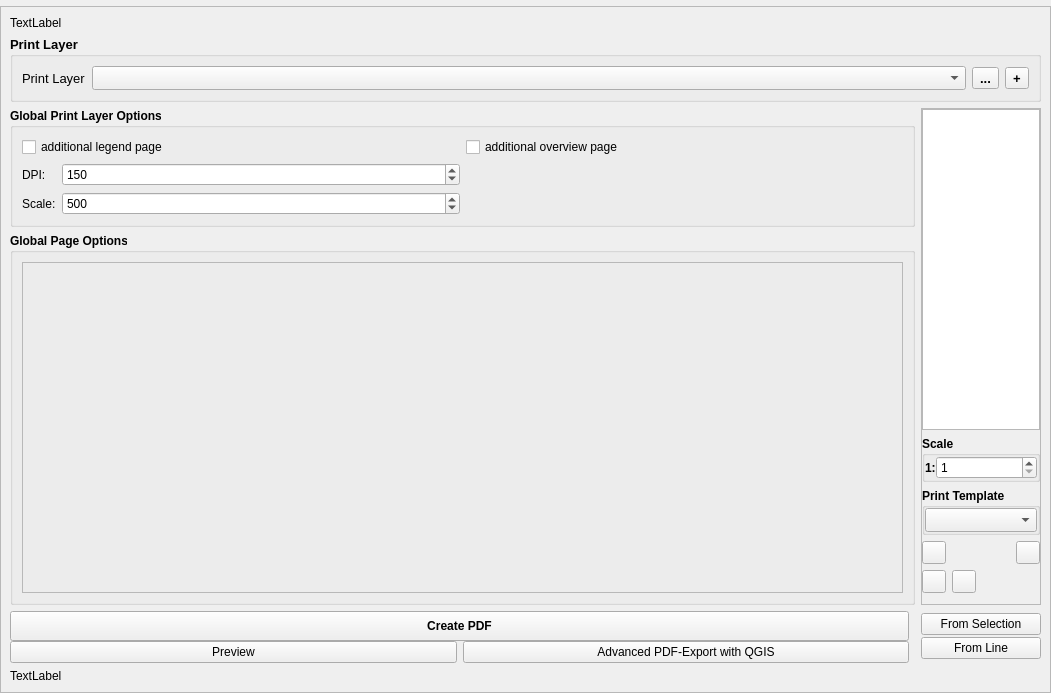
Old version of the form modules/plot/plot_menu.ui in the repository telekom/qgis_plugin_plot.
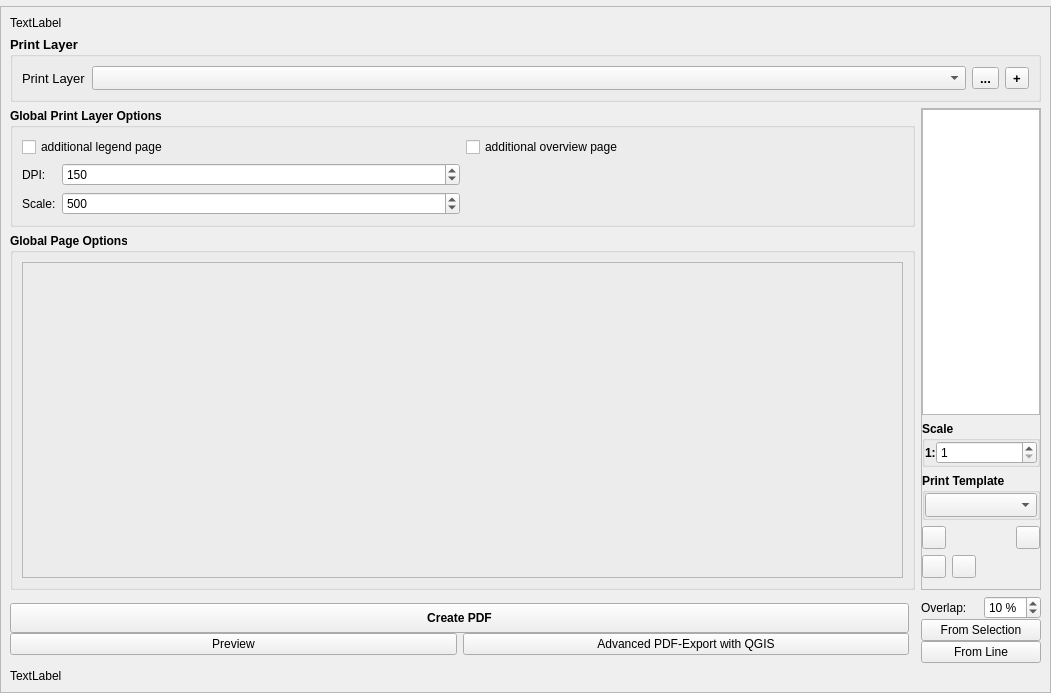
New version of the form.

Commit message: added overlapping spinbox

Diff of the .ui file:
```diff
--- a/modules/plot/plot_menu.ui
+++ b/modules/plot/plot_menu.ui
@@ -130,7 +130,7 @@
                  <property name="spacing">
                   <number>0</number>
                  </property>
-                 <item row="1" column="0">
+                 <item row="2" column="0" colspan="2">
                   <widget class="QPushButton" name="But_CreateOverview">
                    <property name="toolTip">
                     <string>&lt;html&gt;&lt;head/&gt;&lt;body&gt;&lt;p&gt;Calculates new pages from QGIS canvas selection from selection on differenct vector layers.&lt;/p&gt;&lt;p&gt;Calculation is done from lowest x-coordinate to highes x-coordinate. Y-coordinate will be ignored.&lt;/p&gt;&lt;/body&gt;&lt;/html&gt;</string>
@@ -143,7 +143,7 @@
                    </property>
                   </widget>
                  </item>
-                 <item row="2" column="0">
+                 <item row="3" column="0" colspan="2">
                   <widget class="QPushButton" name="But_CreateFromLine">
                    <property name="toolTip">
                     <string>&lt;html&gt;&lt;head/&gt;&lt;body&gt;&lt;p&gt;Calculates new pages along the digitized polyline.&lt;/p&gt;&lt;/body&gt;&lt;/html&gt;</string>
@@ -156,6 +156,50 @@
                    </property>
                   </widget>
                  </item>
+                 <item row="1" column="0" colspan="2">
+                  <widget class="QWidget" name="Widget_Overlapping" native="true">
+                   <layout class="QHBoxLayout" name="horizontalLayout_3">
+                    <property name="leftMargin">
+                     <number>0</number>
+                    </property>
+                    <property name="topMargin">
+                     <number>0</number>
+                    </property>
+                    <property name="rightMargin">
+                     <number>0</number>
+                    </property>
+                    <property name="bottomMargin">
+                     <number>0</number>
+                    </property>
+                    <item>
+                     <widget class="QLabel" name="Label_Overlapping">
+                      <property name="text">
+                       <string>Overlap:</string>
+                      </property>
+                     </widget>
+                    </item>
+                    <item>
+                     <widget class="QSpinBox" name="SpinBox_Overlapping">
+                      <property name="toolTip">
+                       <string>&lt;html&gt;&lt;head/&gt;&lt;body&gt;&lt;p&gt;Value for overlapping pages during generation.&lt;/p&gt;&lt;/body&gt;&lt;/html&gt;</string>
+                      </property>
+                      <property name="suffix">
+                       <string> %</string>
+                      </property>
+                      <property name="minimum">
+                       <number>1</number>
+                      </property>
+                      <property name="maximum">
+                       <number>90</number>
+                      </property>
+                      <property name="value">
+                       <number>10</number>
+                      </property>
+                     </widget>
+                    </item>
+                   </layout>
+                  </widget>
+                 </item>
                 </layout>
                </widget>
               </item>
```
Left out of the diff: 1 changed line with no effect on the pictures. The commit also changes 4 other files.
